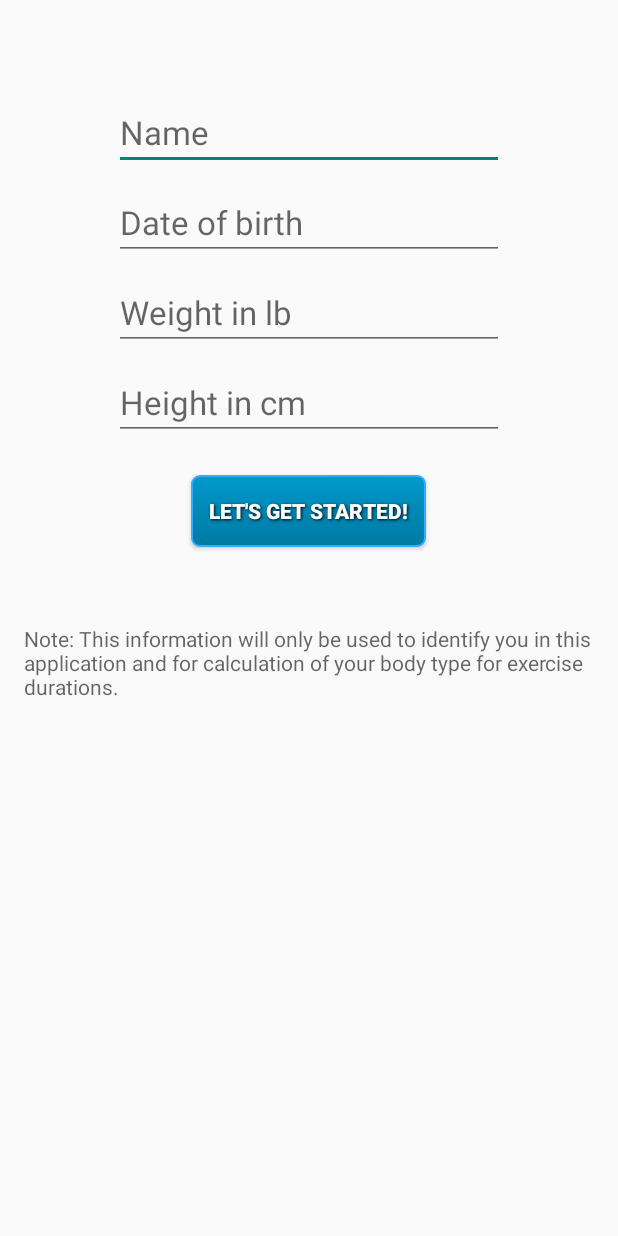
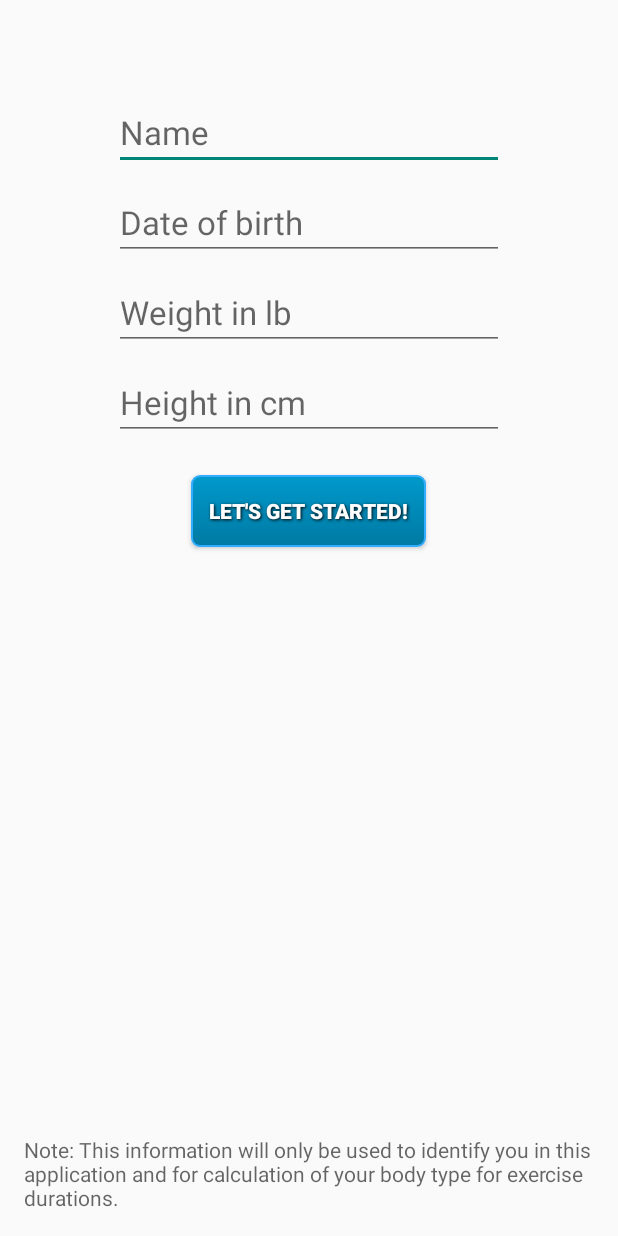
Before and after one commit to brandt1990/ProjectFittness, an Android app: the screen it shows after launch (UserEntryActivity), on a phone screen of 412 x 824 dp. Run offline under Robolectric (Android 15) with nearby library versions, the phone set to English and light mode, and no system bars; libraries missing offline, so code that uses them is left out: com.readystatesoftware.sqliteasset; 6 statements that could not run were skipped.

Commit message:
updated user entry layout so bottom text aligns with bottom of the screen

```diff
--- a/app/src/main/res/layout/activity_userentry.xml
+++ b/app/src/main/res/layout/activity_userentry.xml
@@ -3,7 +3,9 @@
     android:layout_height="match_parent" android:paddingBottom="@dimen/activity_vertical_margin"
     android:paddingLeft="@dimen/activity_horizontal_margin"
     android:paddingRight="@dimen/activity_horizontal_margin"
-    android:paddingTop="@dimen/activity_vertical_margin" tools:context=".UserEntryActivity">
+    android:paddingTop="@dimen/activity_vertical_margin"
+    tools:context=".UserEntryActivity"
+    android:id="@+id/mainLayout">
 
     <RelativeLayout
         android:id="@+id/relativeLayout"
@@ -72,23 +74,24 @@
             android:text="Let's Get Started!"/>
 
         </LinearLayout>
+    </RelativeLayout>
 
-        <LinearLayout
+    <RelativeLayout
         android:layout_width="match_parent"
         android:layout_height="wrap_content"
         android:layout_alignParentStart="true"
-            android:layout_below="@+id/linearLayout"
+        android:layout_alignBottom="@+id/relativeLayout"
         android:orientation="vertical">
 
         <TextView
             android:id="@+id/textView"
             android:layout_width="wrap_content"
             android:layout_height="wrap_content"
+            android:layout_gravity="bottom"
+            android:gravity="bottom"
             android:text="Note: This information will only be used to identify you in this application and for calculation of your body type for exercise durations."
             android:textAppearance="?android:attr/textAppearanceMedium"
             android:textSize="14dp" />
-        </LinearLayout>
-
     </RelativeLayout>
 
 </RelativeLayout>
```
Lines whose indentation alone changed are shown as unchanged.
